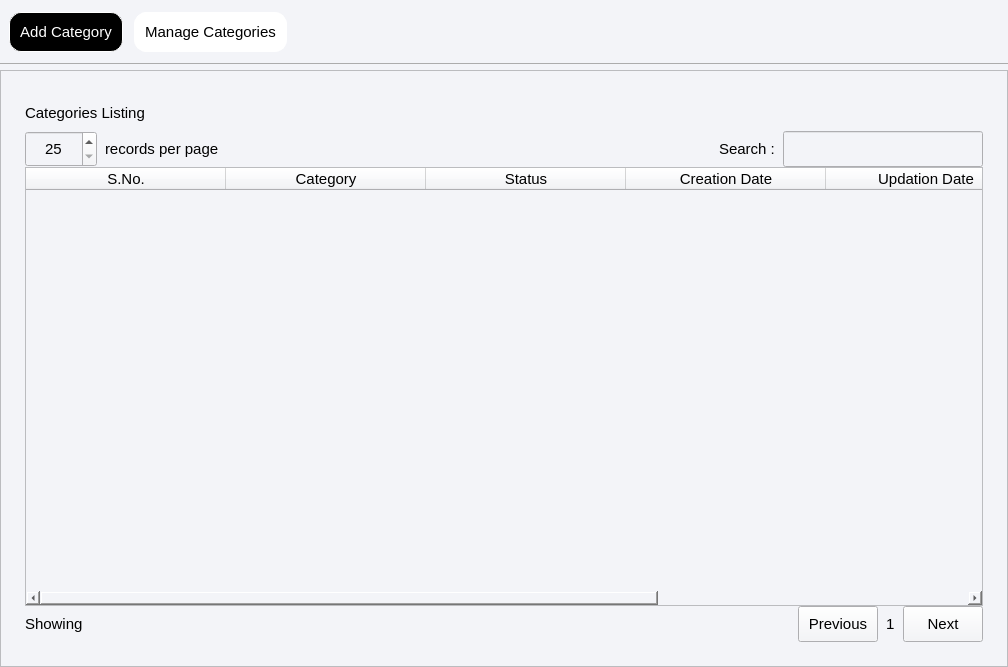
Old version of the form categoryform.ui in the repository oggyCS04/lms.
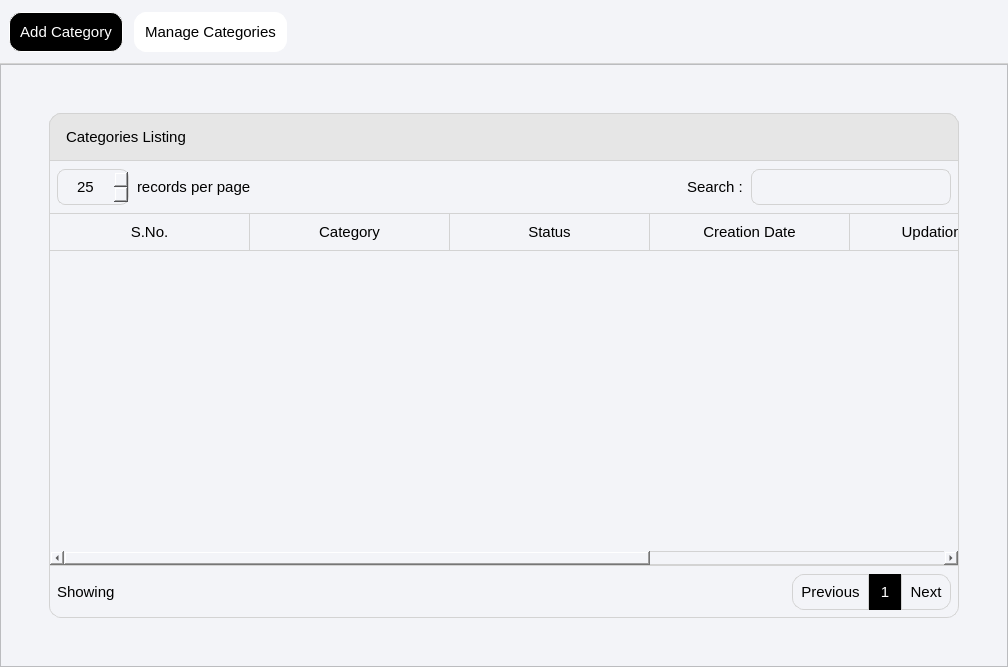
New version of the form. The open tabs and pages were chosen to show the change.

Diff of the .ui file:
```diff
--- a/categoryform.ui
+++ b/categoryform.ui
@@ -19,6 +19,9 @@
 }</string>
   </property>
   <layout class="QVBoxLayout" name="categoryFragmentVL">
+   <property name="spacing">
+    <number>0</number>
+   </property>
    <property name="leftMargin">
     <number>0</number>
    </property>
@@ -53,7 +56,7 @@
      </property>
      <property name="styleSheet">
       <string notr="true">QWidget{
-border-bottom: 1px solid rgb(172, 172, 172);
+border-bottom: 1px solid lightgray;
 }
 
 QPushButton{
@@ -953,7 +956,10 @@
         <number>0</number>
        </property>
        <item row="0" column="0">
-        <widget class="QScrollArea" name="scrollArea_2">
+        <widget class="QScrollArea" name="manageCatScrollArea">
+         <property name="styleSheet">
+          <string notr="true"/>
+         </property>
          <property name="widgetResizable">
           <bool>true</bool>
          </property>
@@ -963,26 +969,34 @@
             <x>0</x>
             <y>0</y>
             <width>1006</width>
-            <height>594</height>
+            <height>601</height>
            </rect>
           </property>
+          <property name="styleSheet">
+           <string notr="true"/>
+          </property>
           <layout class="QGridLayout" name="gridLayout_3">
            <property name="leftMargin">
-            <number>24</number>
+            <number>48</number>
            </property>
            <property name="topMargin">
-            <number>24</number>
+            <number>48</number>
            </property>
            <property name="rightMargin">
-            <number>24</number>
+            <number>48</number>
            </property>
            <property name="bottomMargin">
-            <number>24</number>
+            <number>48</number>
            </property>
            <item row="0" column="0">
             <widget class="QWidget" name="widget_2" native="true">
              <property name="styleSheet">
-              <string notr="true">color: black;
+              <string notr="true">QWidget{
+color: rgb(0, 0, 0);
+border: 1px solid lightgray;
+border-radius: 12px;
+}
+
 </string>
              </property>
              <layout class="QVBoxLayout" name="verticalLayout_5">
@@ -1012,20 +1026,31 @@
                 <property name="minimumSize">
                  <size>
                   <width>0</width>
-                  <height>36</height>
+                  <height>48</height>
                  </size>
                 </property>
                 <property name="maximumSize">
                  <size>
                   <width>16777215</width>
-                  <height>36</height>
+                  <height>48</height>
                  </size>
                 </property>
                 <property name="font">
                  <font>
                   <pointsize>11</pointsize>
+                  <fontweight>DemiBold</fontweight>
                  </font>
                 </property>
+                <property name="styleSheet">
+                 <string notr="true">QLabel{
+color: black;
+background-color: rgb(230, 230, 230);
+border: 1px solid lightgray;
+padding-left: 12px;
+border-bottom-left-radius: 0px;
+border-bottom-right-radius: 0px;
+}</string>
+                </property>
                 <property name="text">
                  <string>Categories Listing</string>
                 </property>
@@ -1036,6 +1061,18 @@
                 <property name="spacing">
                  <number>8</number>
                 </property>
+                <property name="leftMargin">
+                 <number>8</number>
+                </property>
+                <property name="topMargin">
+                 <number>8</number>
+                </property>
+                <property name="rightMargin">
+                 <number>8</number>
+                </property>
+                <property name="bottomMargin">
+                 <number>8</number>
+                </property>
                 <item>
                  <widget class="QSpinBox" name="spinBox">
                   <property name="sizePolicy">
@@ -1061,6 +1098,12 @@
                     <pointsize>11</pointsize>
                    </font>
                   </property>
+                  <property name="styleSheet">
+                   <string notr="true">
+border: 1px solid lightgray;
+border-radius: 8px;
+</string>
+                  </property>
                   <property name="alignment">
                    <set>Qt::AlignmentFlag::AlignCenter</set>
                   </property>
@@ -1082,6 +1125,9 @@
                     <pointsize>11</pointsize>
                    </font>
                   </property>
+                  <property name="styleSheet">
+                   <string notr="true">border:none;</string>
+                  </property>
                   <property name="text">
                    <string>records per page</string>
                   </property>
@@ -1107,6 +1153,9 @@
                     <pointsize>11</pointsize>
                    </font>
                   </property>
+                  <property name="styleSheet">
+                   <string notr="true">border:none;</string>
+                  </property>
                   <property name="text">
                    <string>Search :</string>
                   </property>
@@ -1132,6 +1181,14 @@
                     <height>36</height>
                    </size>
                   </property>
+                  <property name="styleSheet">
+                   <string notr="true">QLineEdit{
+border: 1px solid lightgray;
+border-radius: 8px;
+padding-left: 12px;
+color: rgb(79, 79, 79);
+}</string>
+                  </property>
                  </widget>
                 </item>
                </layout>
@@ -1149,6 +1206,31 @@
                   <pointsize>11</pointsize>
                  </font>
                 </property>
+                <property name="styleSheet">
+                 <string notr="true">QHeaderView{
+border: none;
+border-radius:0px;
+border-bottom: 1px solid lightgray;
+min-height: 36px;
+}
+
+QHeaderView::section{
+
+	background-color: rgb(243, 244, 248);
+border:none;
+border-right: 1px solid lightgray;
+}
+
+QTableWidget{
+border-radius: 0px;
+}</string>
+                </property>
+                <property name="lineWidth">
+                 <number>1</number>
+                </property>
+                <property name="midLineWidth">
+                 <number>0</number>
+                </property>
                 <property name="horizontalScrollBarPolicy">
                  <enum>Qt::ScrollBarPolicy::ScrollBarAsNeeded</enum>
                 </property>
@@ -1161,6 +1243,9 @@
                 <property name="showGrid">
                  <bool>true</bool>
                 </property>
+                <property name="gridStyle">
+                 <enum>Qt::PenStyle::SolidLine</enum>
+                </property>
                 <property name="wordWrap">
                  <bool>true</bool>
                 </property>
@@ -1188,6 +1273,15 @@
                 <attribute name="horizontalHeaderStretchLastSection">
                  <bool>true</bool>
                 </attribute>
+                <attribute name="verticalHeaderVisible">
+                 <bool>false</bool>
+                </attribute>
+                <attribute name="verticalHeaderMinimumSectionSize">
+                 <number>36</number>
+                </attribute>
+                <attribute name="verticalHeaderDefaultSectionSize">
+                 <number>36</number>
+                </attribute>
                 <attribute name="verticalHeaderStretchLastSection">
                  <bool>false</bool>
                 </attribute>
@@ -1262,6 +1356,18 @@
               <item>
                <layout class="QHBoxLayout" name="horizontalLayout_8">
                 <property name="spacing">
+                 <number>0</number>
+                </property>
+                <property name="leftMargin">
+                 <number>8</number>
+                </property>
+                <property name="topMargin">
+                 <number>8</number>
+                </property>
+                <property name="rightMargin">
+                 <number>8</number>
+                </property>
+                <property name="bottomMargin">
                  <number>8</number>
                 </property>
                 <item>
@@ -1289,6 +1395,9 @@
                     <pointsize>11</pointsize>
                    </font>
                   </property>
+                  <property name="styleSheet">
+                   <string notr="true">border:none;</string>
+                  </property>
                   <property name="text">
                    <string>Showing</string>
                   </property>
@@ -1326,6 +1435,22 @@
                     <pointsize>11</pointsize>
                    </font>
                   </property>
+                  <property name="styleSheet">
+                   <string notr="true">QPushButton{
+color: black;
+border: 1px solid lightgray;
+border-top-right-radius: 0px;
+border-bottom-right-radius:0px;
+padding-left: 8px;
+padding-right: 8px;
+}
+
+QPushButton:hover{
+color: rgb(255, 255, 255);
+background-color: rgb(0, 0, 0);
+border: 1px solid black;
+}</string>
+                  </property>
                   <property name="text">
                    <string>Previous</string>
                   </property>
@@ -1334,20 +1459,20 @@
                 <item>
                  <widget class="QLabel" name="label_7">
                   <property name="sizePolicy">
-                   <sizepolicy hsizetype="Preferred" vsizetype="Fixed">
+                   <sizepolicy hsizetype="Fixed" vsizetype="Fixed">
                     <horstretch>0</horstretch>
                     <verstretch>0</verstretch>
                    </sizepolicy>
                   </property>
                   <property name="minimumSize">
                    <size>
-                    <width>0</width>
+                    <width>32</width>
                     <height>36</height>
                    </size>
                   </property>
                   <property name="maximumSize">
                    <size>
-                    <width>16777215</width>
+                    <width>32</width>
                     <height>36</height>
                    </size>
                   </property>
@@ -1356,9 +1481,20 @@
                     <pointsize>11</pointsize>
                    </font>
                   </property>
+                  <property name="styleSheet">
+                   <string notr="true">QLabel{
+color: rgb(255, 255, 255);
+background-color: rgb(0, 0, 0);
+border: 1px solid black;
+border-radius: 0px;
+}</string>
+                  </property>
                   <property name="text">
                    <string>1</string>
                   </property>
+                  <property name="alignment">
+                   <set>Qt::AlignmentFlag::AlignCenter</set>
+                  </property>
                  </widget>
                 </item>
                 <item>
@@ -1380,6 +1516,22 @@
                     <pointsize>11</pointsize>
                    </font>
                   </property>
+                  <property name="styleSheet">
+                   <string notr="true">QPushButton{
+color: black;
+border: 1px solid lightgray;
+border-top-left-radius: 0px;
+border-bottom-left-radius:0px;
+padding-left: 8px;
+padding-right: 8px;
+}
+
+QPushButton:hover{
+color: rgb(255, 255, 255);
+background-color: rgb(0, 0, 0);
+border: 1px solid black;
+}</string>
+                  </property>
                   <property name="text">
                    <string>Next</string>
                   </property>
```
Left out of the diff: 27 changed lines with no effect on the pictures.
